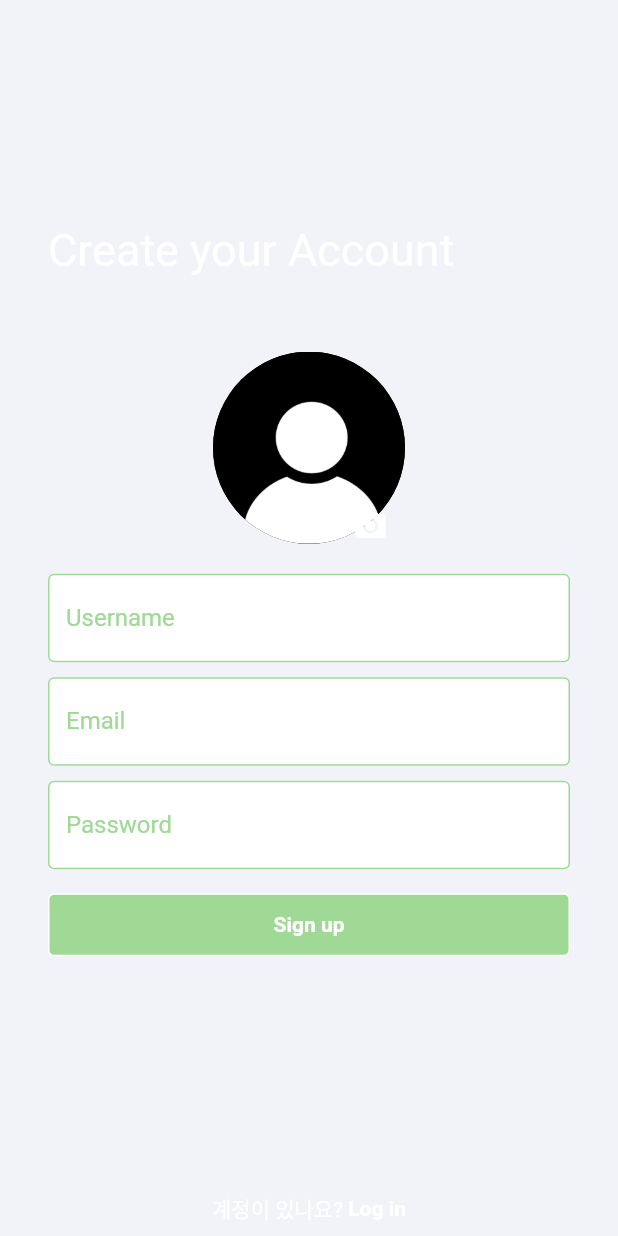
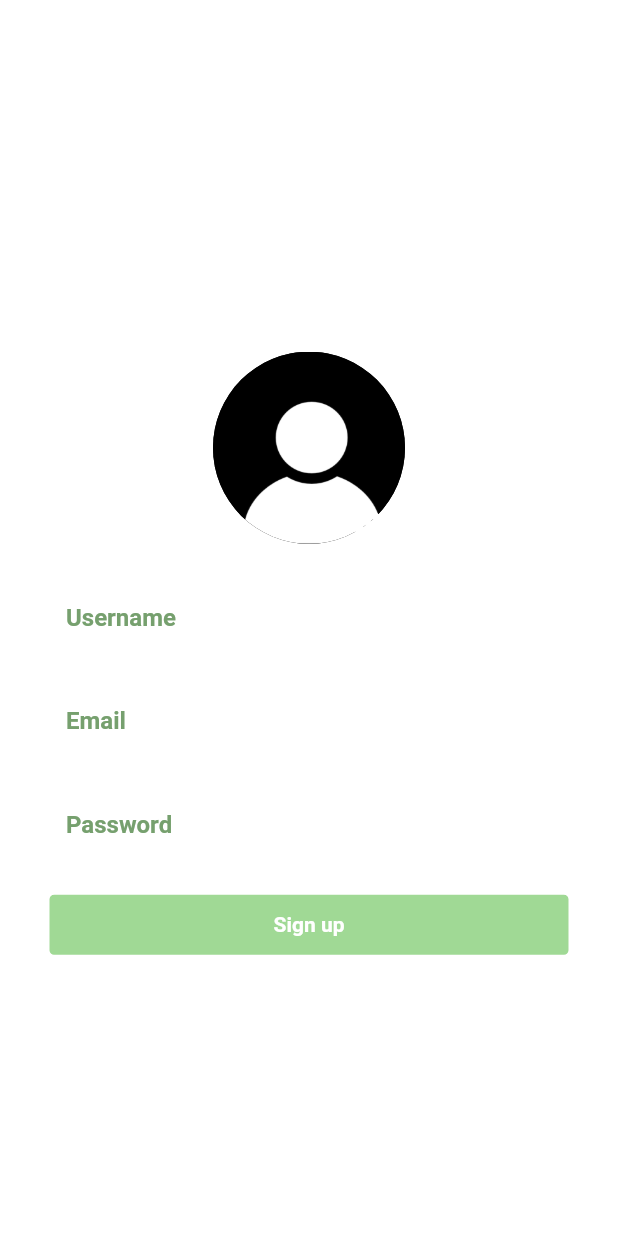
Before and after one commit to Dawon00/amigos_hackalearn, a Flutter app: the screen it shows after launch, after a tap on "Sign up", on a phone screen of 412 x 824 dp. Run offline on Flutter 3.47's test engine with Material 2 defaults, Android fonts, the light colour scheme and no system bars; our stand-ins replace cloud_firestore, firebase_auth, firebase_core, firebase_storage, image_picker; accounts and stored records are empty.

Commit message:
FEAT - UI 추가_gif, 버튼 border

```diff
--- a/lib/main.dart
+++ b/lib/main.dart
@@ -34,9 +34,9 @@
     return MaterialApp(
       debugShowCheckedModeBanner: false,
       title: 'Amigos',
-      theme: ThemeData.dark().copyWith(
-        scaffoldBackgroundColor: Color(0xFFF2F3F8),
-      ),
+      theme: ThemeData.dark()
+          .copyWith(scaffoldBackgroundColor: whiteColor //Color(0xFFF2F3F8),
+              ),
       home: StreamBuilder(
         stream: FirebaseAuth.instance.authStateChanges(),
         builder: (context, snapshot) {
--- a/lib/screen/detail_screen.dart
+++ b/lib/screen/detail_screen.dart
@@ -75,7 +75,7 @@
       backgroundColor: whiteColor,
       appBar: AppBar(
         leading: Image.asset(
-          'assets/logo.png',
+          'assets/logo_png.png',
           width: 50,
           height: 50,
         ),
@@ -92,7 +92,7 @@
             ? <Widget>[
                 IconButton(
                   icon: const Icon(Icons.edit),
-                  color: primaryColor,
+                  color: ButtonColor,
                   onPressed: () {
                     Navigator.of(context).pop();
                     //수정상태와 최초 글쓰기 상태를 PostScreen에서 설정해줘야
@@ -110,7 +110,7 @@
                 ),
                 IconButton(
                   icon: const Icon(Icons.delete),
-                  color: primaryColor,
+                  color: ButtonColor,
                   onPressed: () async {
                     showDialog(
                       context: context,
--- a/lib/screen/home_screen.dart
+++ b/lib/screen/home_screen.dart
@@ -24,9 +24,7 @@
     return Scaffold(
       appBar: AppBar(
         leading: Image.asset(
-          'assets/logo_png.png',
-          width: 50,
-          height: 50,
+          'assets/icons8-돈-상자.gif',
         ),
         backgroundColor: Colors.transparent,
         elevation: 0.0,
--- a/lib/screen/login_screen.dart
+++ b/lib/screen/login_screen.dart
@@ -34,21 +34,21 @@
                 child: Container(),
               ),
 
-              // // 메인 로고 이미지
-              // Image.asset(
-              //   'assets/dark_logo.png',
-              //   height: 120,
+              // 메인 로고 이미지
+              Image.asset(
+                'assets/logo.png',
+                height: 300,
+              ),
+              // Container(
+              //   alignment: Alignment.centerLeft,
+              //   child: const Text(
+              //     '안녕하세요,\n절친에 온것을 환영합니다',
+              //     style: TextStyle(
+              //         color: primaryColor,
+              //         fontSize: 30,
+              //         fontWeight: FontWeight.bold),
+              //   ),
               // ),
-              Container(
-                alignment: Alignment.centerLeft,
-                child: const Text(
-                  '안녕하세요,\n절친에 온것을 환영합니다',
-                  style: TextStyle(
-                      color: primaryColor,
-                      fontSize: 30,
-                      fontWeight: FontWeight.bold),
-                ),
-              ),
 
               const SizedBox(
                 height: 50,
@@ -130,7 +130,9 @@
                           'Log in',
                           style: TextStyle(
                             color: whiteColor,
+                            fontSize: 15,
                             fontWeight: FontWeight.bold,
+                            fontFamily: 'Regular',
                           ),
                         ),
                 ),
@@ -150,7 +152,12 @@
                     padding: const EdgeInsets.symmetric(
                       vertical: 8,
                     ),
-                    child: const Text("계정이 없나요? "),
+                    child: const Text("계정이 없나요? ",
+                        style: TextStyle(
+                            color: Colors.black,
+                            fontSize: 15,
+                            fontWeight: FontWeight.bold,
+                            fontFamily: 'Regular')),
                   ),
                   GestureDetector(
                       onTap: () {
@@ -167,11 +174,12 @@
                         child: const Text(
                           "Sign up",
                           style: TextStyle(
+                              color: Colors.black,
+                              fontSize: 15,
                               fontWeight: FontWeight.bold,
+                              fontFamily: 'Regular'),
                         ),
-                      ),
-                    ),
-                  ),
+                      )),
                 ],
               ),
             ],
--- a/lib/widget/add_post_button.dart
+++ b/lib/widget/add_post_button.dart
@@ -14,7 +14,7 @@
   @override
   Widget build(BuildContext context) {
     return FloatingActionButton(
-      backgroundColor: TextColor,
+      backgroundColor: ButtonColor,
       foregroundColor: primaryColor,
       onPressed: () {
         Navigator.push(
--- a/lib/widget/input_field.dart
+++ b/lib/widget/input_field.dart
@@ -21,11 +21,15 @@
       decoration: InputDecoration(
         filled: true,
         fillColor: whiteColor,
-        enabledBorder: const OutlineInputBorder(
+        border: OutlineInputBorder(
+          borderRadius: BorderRadius.circular(16),
           borderSide: BorderSide(color: primaryColor),
         ),
         labelText: hintText,
-        labelStyle: const TextStyle(color: primaryColor),
+        labelStyle: const TextStyle(
+          color: TextColor,
+          fontWeight: FontWeight.bold,
+        ),
       ),
       style: const TextStyle(color: Colors.black),
       keyboardType: inputType,
```
Also changed, not shown: lib/screen/post_screen.dart (+17 -9 lines), pubspec.yaml (+1 -6 lines). Lines whose indentation alone changed are shown as unchanged.
